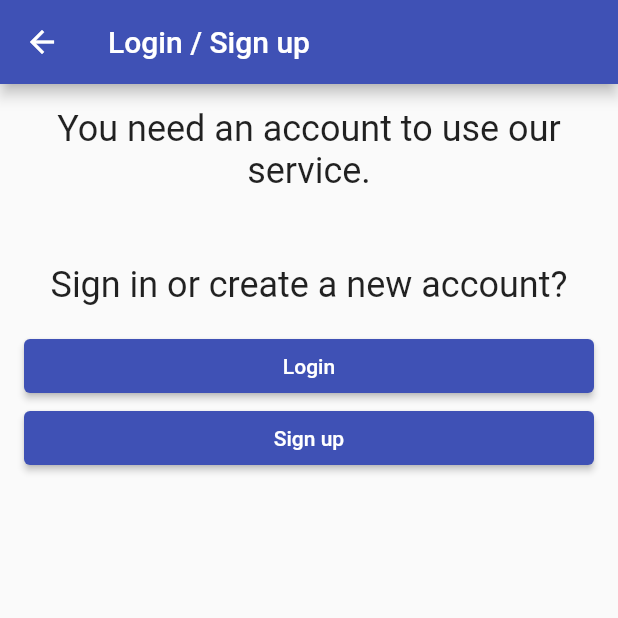
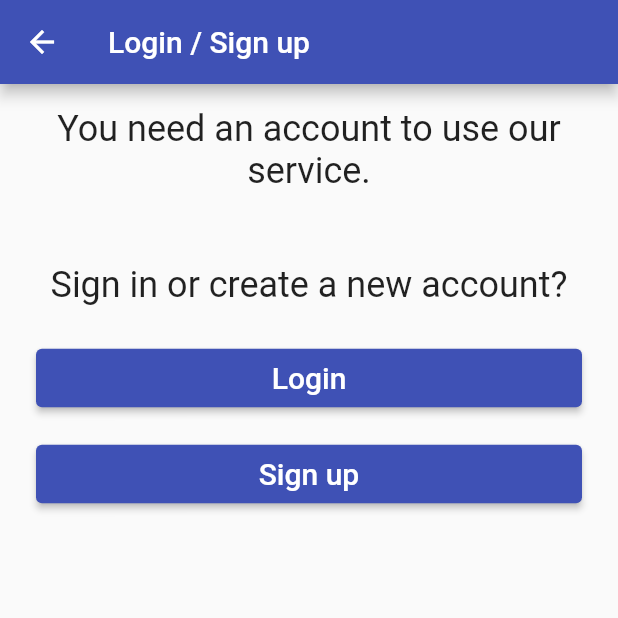
Before and after one commit to matwoess/helpout, a Flutter app: the PreLoginPage screen opened by its route, on a phone screen of 412 x 824 dp, the top half of it. Run offline on Flutter 3.47's test engine with Material 2 defaults, Android fonts, the phone set to English and light mode, and no system bars; our stand-ins replace geolocator, percent_indicator, shared_preferences; missing offline and left inert: postgrest; accounts and stored records are empty.

Commit message:
styling updates (especially buttons)

```diff
--- a/lib/main.dart
+++ b/lib/main.dart
@@ -35,7 +35,7 @@ class _MainAppState extends State<MainApp> {
           brightness: Brightness.dark,
           primarySwatch: Colors.teal,
           primaryColor: Colors.teal,
-          accentColor: Colors.amberAccent
+          accentColor: Colors.amberAccent,
         );
       case false:
         return ThemeData(
--- a/lib/pages/prelogin.dart
+++ b/lib/pages/prelogin.dart
@@ -28,19 +28,37 @@ class PreLoginPage extends StatelessWidget {
                 Padding(padding: EdgeInsets.only(top: 16.0)),
                 Column(
                   children: [
-                    Container(
-                      width: double.infinity,
-                      child: ElevatedButton(
-                          onPressed: () =>
-                              Navigator.pushNamed(context, '/login'),
-                          child: Text('Login')),
+                    Padding(
+                      padding: const EdgeInsets.all(8.0),
+                      child: Container(
+                        width: double.infinity,
+                        child: ElevatedButton(
+                          onPressed: () => Navigator.pushNamed(context, '/login'),
+                          child: Padding(
+                            padding: const EdgeInsets.all(8.0),
+                            child: Text(
+                              'Login',
+                              style: TextStyle(fontSize: 20.0),
+                            ),
+                          ),
+                        ),
+                      ),
                     ),
-                    Container(
-                      width: double.infinity,
-                      child: ElevatedButton(
-                          onPressed: () =>
-                              Navigator.pushNamed(context, '/signup'),
-                          child: Text('Sign up')),
+                    Padding(
+                      padding: const EdgeInsets.all(8.0),
+                      child: Container(
+                        width: double.infinity,
+                        child: ElevatedButton(
+                          onPressed: () => Navigator.pushNamed(context, '/signup'),
+                          child: Padding(
+                            padding: const EdgeInsets.all(8.0),
+                            child: Text(
+                              'Sign up',
+                              style: TextStyle(fontSize: 20.0),
+                            ),
+                          ),
+                        ),
+                      ),
                     ),
                   ],
                 ),
```
Also changed, not shown: lib/pages/browse.dart (+12 -2 lines), lib/pages/detailsdialog.dart (+6 -2 lines), lib/pages/login.dart (+8 -2 lines), lib/pages/signup.dart (+8 -2 lines), lib/pages/usercard.dart (+13 -3 lines), lib/pages/welcome.dart (+11 -2 lines).
